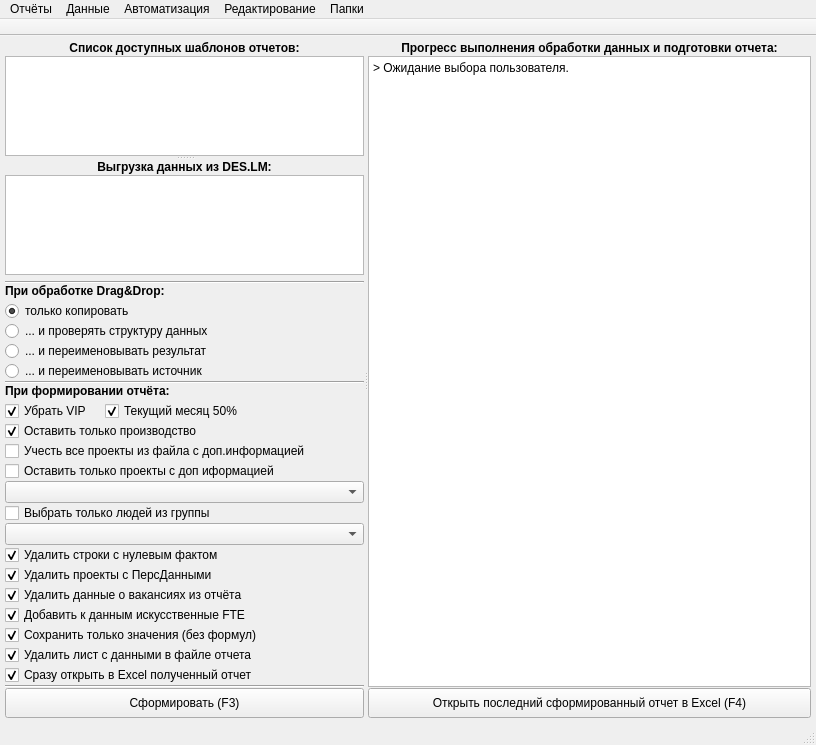
This is Qt5Project/Windows.ui in DIVIGL1/DES.LM.Reports as Qt 5 draws it before an edit. The edited form follows.
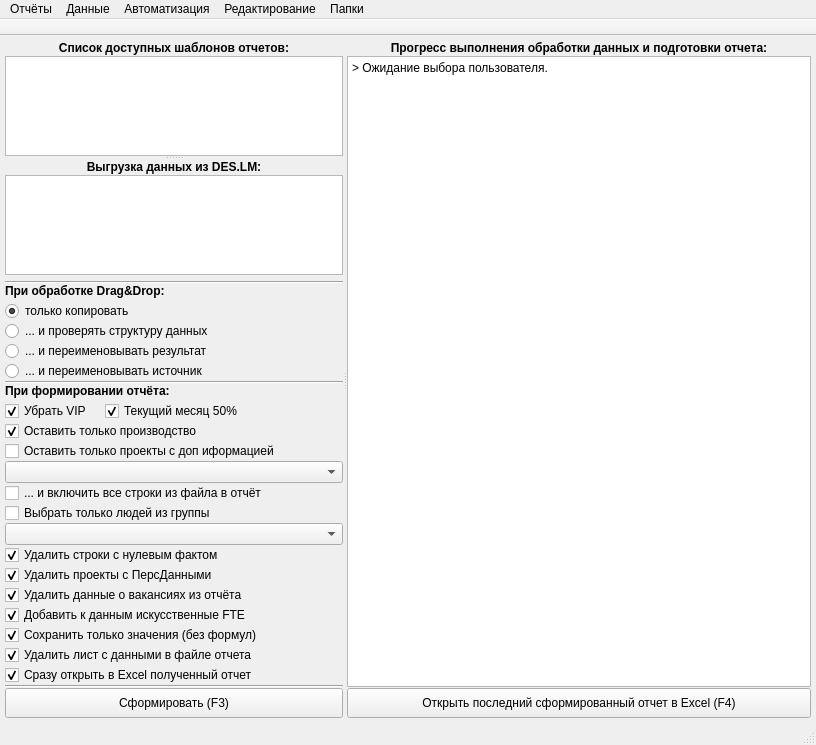
This is the edited form.

Commit message: Updated Qt data.

```diff
--- a/Qt5Project/Windows.ui
+++ b/Qt5Project/Windows.ui
@@ -479,19 +479,6 @@
             </property>
            </widget>
           </item>
-          <item>
-           <widget class="QCheckBox" name="checkBoxAddProjectsWithAdd">
-            <property name="toolTip">
-             <string notr="true"/>
-            </property>
-            <property name="statusTip">
-             <string notr="true"/>
-            </property>
-            <property name="text">
-             <string notr="true">Учесть все проекты из файла с доп.информацией</string>
-            </property>
-           </widget>
-          </item>
           <item>
            <widget class="QCheckBox" name="checkBoxOnlyProjectsWithAdd">
             <property name="statusTip">
@@ -517,6 +504,19 @@
           <item>
            <widget class="QComboBox" name="comboBoxPGroups"/>
           </item>
+          <item>
+           <widget class="QCheckBox" name="checkBoxAddProjectsWithAdd">
+            <property name="toolTip">
+             <string notr="true"/>
+            </property>
+            <property name="statusTip">
+             <string notr="true"/>
+            </property>
+            <property name="text">
+             <string notr="true">... и включить все строки из файла в отчёт</string>
+            </property>
+           </widget>
+          </item>
           <item>
            <widget class="QCheckBox" name="checkBoxSelectUsers">
             <property name="statusTip">
```
The commit also changes 1 other file.
